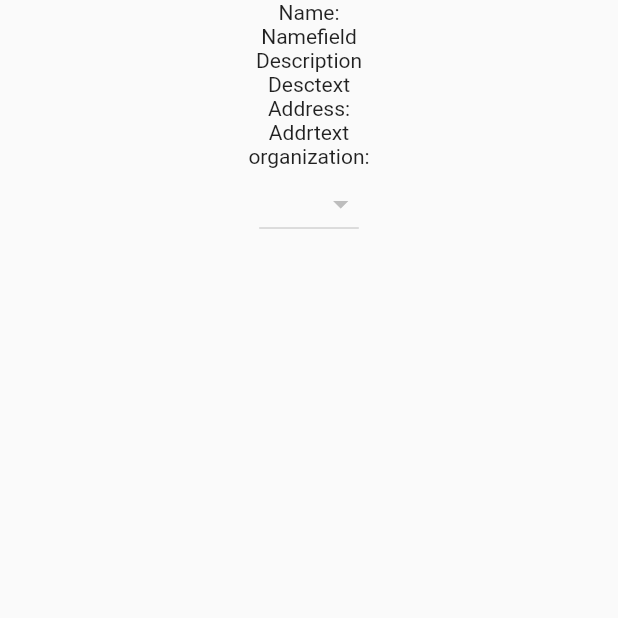
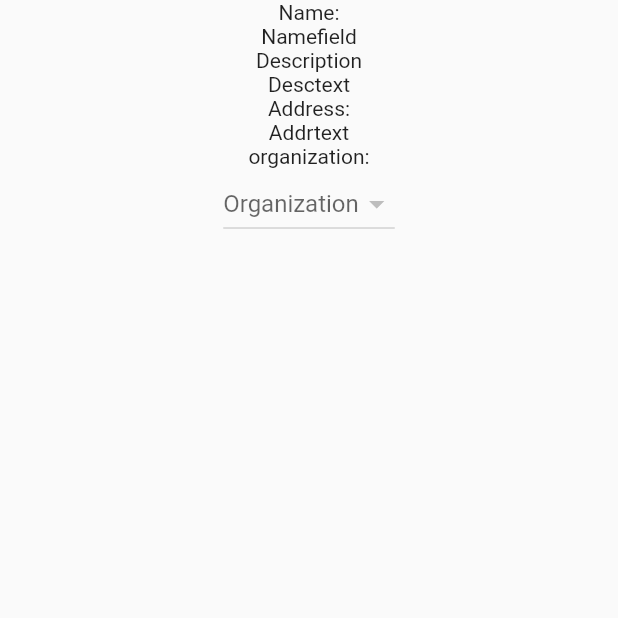
Before and after one commit to Supercolbat/explore-hacks-2021, a Flutter app: the addOppScreen screen opened directly, on a phone screen of 412 x 824 dp, the top half of it. Run offline on Flutter 3.47's test engine with Material 2 defaults, Android fonts, the light colour scheme and no system bars; our stand-ins replace cloud_firestore, firebase_auth, firebase_core, flutter_svg, google_sign_in; accounts and stored records are empty; project files that could hold a hidden picture were left out.

Commit message:
Add add_opp

```diff
--- a/lib/screens/add_opp/add_opp.dart
+++ b/lib/screens/add_opp/add_opp.dart
@@ -21,7 +21,11 @@ class addOppScreenState extends State<addOppScreen> {
       builder: (context, snapshot) {
         if (snapshot.hasData) {
           String orgname = "";
-          print(snapshot.data.?docs);
+          var orgs = (snapshot.data! as QuerySnapshot).docs;
+          List<DropdownMenuItem<String>> items = orgs.map((f) => new DropdownMenuItem(
+            child: Text(f.get("name").toString()),
+            value: f.get("name").toString()
+          )).toList();
           return Scaffold(
             body: Center(
               child: Column(
@@ -35,16 +39,8 @@ class addOppScreenState extends State<addOppScreen> {
                   Text("organization:"),
                   DropdownButton(
                     value: orgname,
-                    items: [
-                      DropdownMenuItem(
-                        child: Text("eeby"),
-                        value: "deeby"
-                      ),
-                      DropdownMenuItem(
-                        child: Text("deeby"),
-                        value: "eeby"
-                      )
-                    ]
+                    items: items,
+                    hint: Text("Organization")
                   )
                 ]
               )
```
